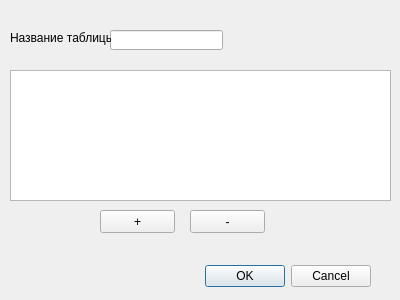
The window that MainForm/tablesetting.ui (Hronbox/CASE_SWDEP) describes before a commit, drawn with Qt 5.
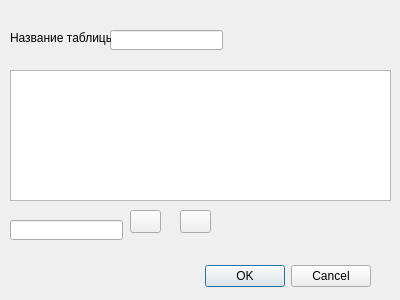
The same window after the commit. Icons and pictures are not drawn.

```diff
--- a/MainForm/tablesetting.ui
+++ b/MainForm/tablesetting.ui
@@ -65,27 +65,45 @@
   <widget class="QPushButton" name="PlusItem">
    <property name="geometry">
     <rect>
-     <x>100</x>
+     <x>130</x>
      <y>210</y>
-     <width>75</width>
+     <width>31</width>
      <height>23</height>
     </rect>
    </property>
    <property name="text">
-    <string>+</string>
+    <string/>
+   </property>
+   <property name="icon">
+    <iconset>
+     <normaloff>ico/add.ico</normaloff>ico/add.ico</iconset>
    </property>
   </widget>
   <widget class="QPushButton" name="MinusItem">
    <property name="geometry">
     <rect>
-     <x>190</x>
+     <x>180</x>
      <y>210</y>
-     <width>75</width>
+     <width>31</width>
      <height>23</height>
     </rect>
    </property>
    <property name="text">
-    <string>-</string>
+    <string/>
+   </property>
+   <property name="icon">
+    <iconset>
+     <normaloff>ico/subtract.ico</normaloff>ico/subtract.ico</iconset>
+   </property>
+  </widget>
+  <widget class="QLineEdit" name="lineEdit_2">
+   <property name="geometry">
+    <rect>
+     <x>10</x>
+     <y>220</y>
+     <width>113</width>
+     <height>20</height>
+    </rect>
    </property>
   </widget>
  </widget>
```
